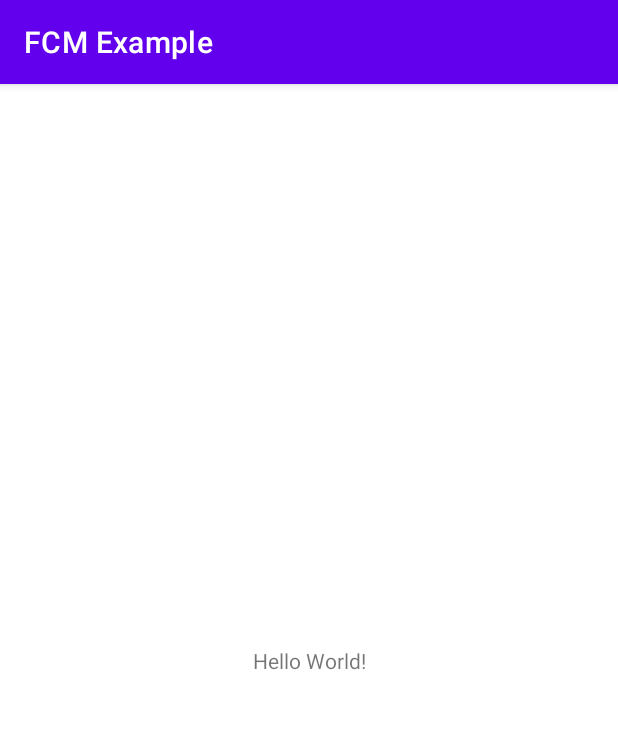
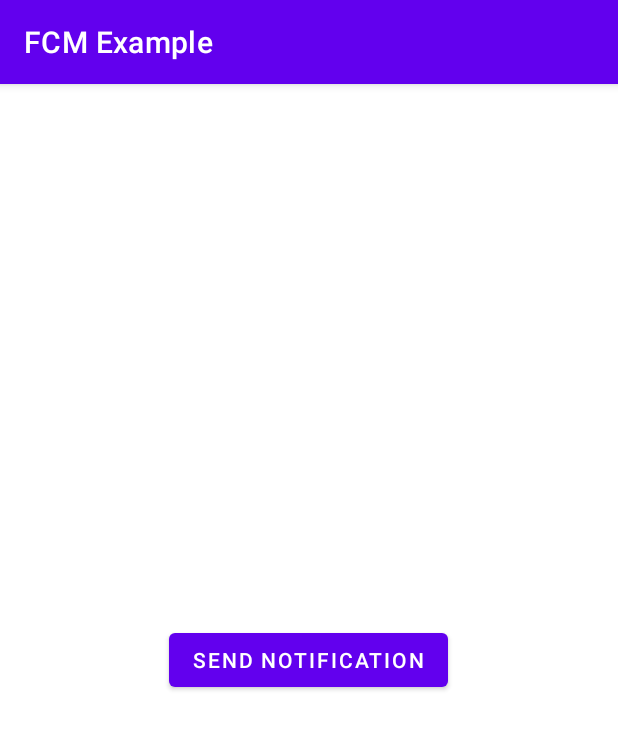
Before and after one commit to Android-App-Development-Instructory/FCM-Demo, an Android app: the screen it shows after launch (MainActivity), on a phone screen of 412 x 824 dp. Shown: the top 729 px of the screen. Run offline under Robolectric (Android 15) with nearby library versions, the phone set to English and light mode, and no system bars.

Commit message:
FCM Demo: Send Local Notification

```diff
--- a/app/src/main/AndroidManifest.xml
+++ b/app/src/main/AndroidManifest.xml
@@ -1,6 +1,8 @@
 <?xml version="1.0" encoding="utf-8"?>
 <manifest xmlns:android="http://schemas.android.com/apk/res/android"
     xmlns:tools="http://schemas.android.com/tools">
+
+    <uses-permission android:name="android.permission.POST_NOTIFICATIONS"/>
 
     <application
         android:allowBackup="true"
--- a/app/src/main/java/com/alaminkarno/fcmexample/MainActivity.java
+++ b/app/src/main/java/com/alaminkarno/fcmexample/MainActivity.java
@@ -1,14 +1,69 @@
 package com.alaminkarno.fcmexample;
 
 import androidx.appcompat.app.AppCompatActivity;
+import androidx.core.app.NotificationCompat;
+import androidx.core.app.NotificationManagerCompat;
 
+import android.app.NotificationChannel;
+import android.app.NotificationManager;
+import android.os.Build;
 import android.os.Bundle;
+import android.view.View;
+import android.widget.Button;
+
+import com.alaminkarno.fcmexample.utils.AppConstant;
 
 public class MainActivity extends AppCompatActivity {
+
+    private Button notificationBTN;
 
     @Override
     protected void onCreate(Bundle savedInstanceState) {
         super.onCreate(savedInstanceState);
         setContentView(R.layout.activity_main);
+
+
+        notificationBTN = findViewById(R.id.sendNotificationBTN);
+
+        createNotificationChannel();
+
+
+        notificationBTN.setOnClickListener(new View.OnClickListener() {
+            @Override
+            public void onClick(View view) {
+                showNotification();
+            }
+        });
+
+
+    }
+
+    void showNotification(){
+
+        NotificationCompat.Builder builder = new NotificationCompat.Builder(this,AppConstant.CHANNEL_ID)
+                .setSmallIcon(R.drawable.ic_baseline_notifications_active_24)
+                .setContentTitle("Notification")
+                .setContentText("This is our test notification")
+                .setStyle(new NotificationCompat.BigTextStyle()
+                        .bigText("Much longer text that cannot fit one line..."))
+                .setPriority(NotificationCompat.PRIORITY_DEFAULT);
+
+        NotificationManagerCompat managerCompat = NotificationManagerCompat.from(this);
+        managerCompat.notify(1,builder.build());
+
+    }
+
+    void createNotificationChannel(){
+
+        if(Build.VERSION.SDK_INT >= Build.VERSION_CODES.O){
+
+            NotificationChannel channel = new NotificationChannel(AppConstant.CHANNEL_ID,AppConstant.CHANNEL_NAME, NotificationManager.IMPORTANCE_DEFAULT);
+            channel.setDescription(AppConstant.CHANNEL_DESCRIPTION);
+
+            NotificationManager manager = getSystemService(NotificationManager.class);
+            manager.createNotificationChannel(channel);
+
+        }
+
     }
 }
--- /dev/null
+++ b/app/src/main/res/drawable/ic_baseline_notifications_active_24.xml
@@ -0,0 +1,5 @@
+<vector android:height="24dp" android:tint="#000000"
+    android:viewportHeight="24" android:viewportWidth="24"
+    android:width="24dp" xmlns:android="http://schemas.android.com/apk/res/android">
+    <path android:fillColor="@android:color/white" android:pathData="M7.58,4.08L6.15,2.65C3.75,4.48 2.17,7.3 2.03,10.5h2c0.15,-2.65 1.51,-4.97 3.55,-6.42zM19.97,10.5h2c-0.15,-3.2 -1.73,-6.02 -4.12,-7.85l-1.42,1.43c2.02,1.45 3.39,3.77 3.54,6.42zM18,11c0,-3.07 -1.64,-5.64 -4.5,-6.32L13.5,4c0,-0.83 -0.67,-1.5 -1.5,-1.5s-1.5,0.67 -1.5,1.5v0.68C7.63,5.36 6,7.92 6,11v5l-2,2v1h16v-1l-2,-2v-5zM12,22c0.14,0 0.27,-0.01 0.4,-0.04 0.65,-0.14 1.18,-0.58 1.44,-1.18 0.1,-0.24 0.15,-0.5 0.15,-0.78h-4c0.01,1.1 0.9,2 2.01,2z"/>
+</vector>
--- a/app/src/main/res/layout/activity_main.xml
+++ b/app/src/main/res/layout/activity_main.xml
@@ -1,18 +1,16 @@
 <?xml version="1.0" encoding="utf-8"?>
-<androidx.constraintlayout.widget.ConstraintLayout xmlns:android="http://schemas.android.com/apk/res/android"
+<LinearLayout xmlns:android="http://schemas.android.com/apk/res/android"
     xmlns:app="http://schemas.android.com/apk/res-auto"
     xmlns:tools="http://schemas.android.com/tools"
     android:layout_width="match_parent"
     android:layout_height="match_parent"
+    android:gravity="center"
     tools:context=".MainActivity">
 
-    <TextView
+    <Button
+        android:id="@+id/sendNotificationBTN"
+        android:text="Send Notification"
         android:layout_width="wrap_content"
-        android:layout_height="wrap_content"
-        android:text="Hello World!"
-        app:layout_constraintBottom_toBottomOf="parent"
-        app:layout_constraintEnd_toEndOf="parent"
-        app:layout_constraintStart_toStartOf="parent"
-        app:layout_constraintTop_toTopOf="parent" />
+        android:layout_height="wrap_content"/>
 
-</androidx.constraintlayout.widget.ConstraintLayout>
+</LinearLayout>
```
Also changed, not shown: app/src/main/java/com/alaminkarno/fcmexample/utils/AppConstant.java (added, +9 -0 lines).
